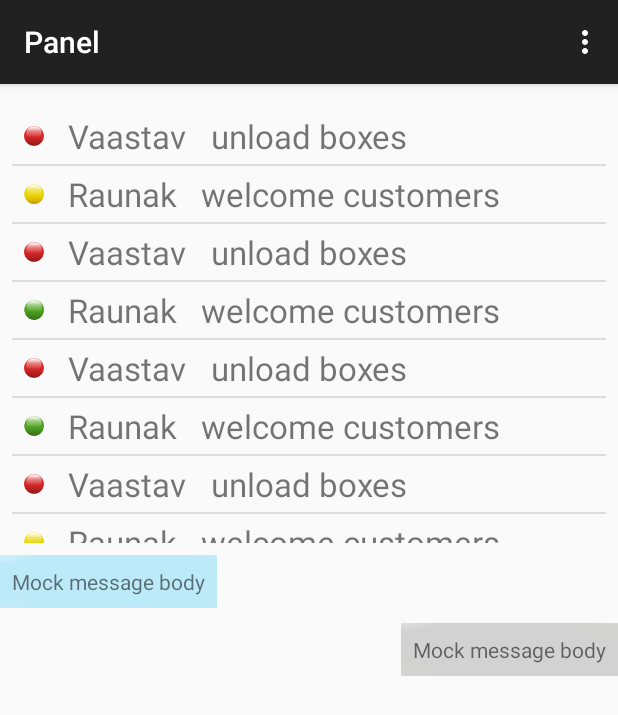
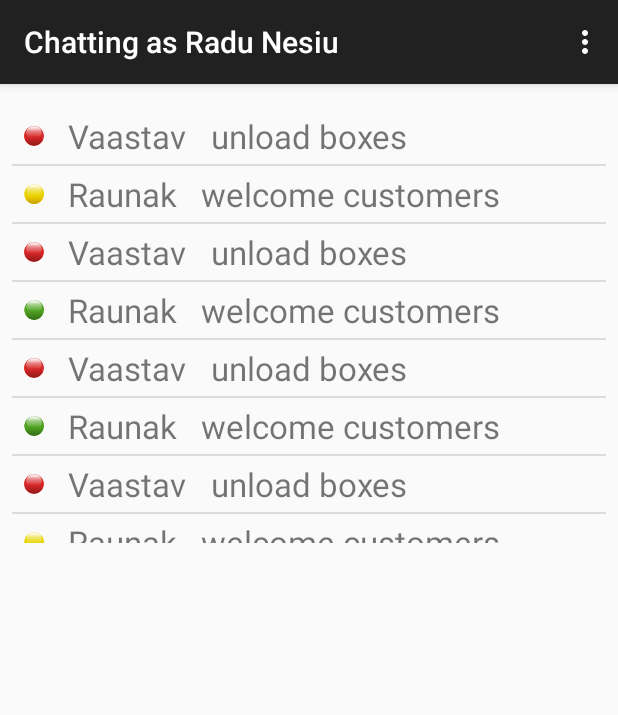
Before and after one commit to radu33/terminal_nwHacks, an Android app: the fragment Conversation placed in its activity, on a phone screen of 412 x 824 dp. Shown: the top 715 px of the screen. Run offline under Robolectric (Android 15) with nearby library versions, the light colour scheme and no system bars; libraries missing offline, so code that uses them is left out: com.firebase.client; 5 statements that could not run were skipped.

Commit message:
small changes to conversation

```diff
--- a/Curo/app/src/main/java/theterminal/curo/Fragment/Conversation.java
+++ b/Curo/app/src/main/java/theterminal/curo/Fragment/Conversation.java
@@ -12,6 +12,23 @@
 import theterminal.curo.Model.Message;
 import theterminal.curo.Model.Minion;
 import theterminal.curo.R;
+import android.app.ListActivity;
+import android.content.SharedPreferences;
+import android.database.DataSetObserver;
+import android.os.Bundle;
+import android.view.KeyEvent;
+import android.view.View;
+import android.view.inputmethod.EditorInfo;
+import android.widget.EditText;
+import android.widget.ListView;
+import android.widget.TextView;
+import android.widget.Toast;
+
+
+import com.firebase.client.DataSnapshot;
+import com.firebase.client.Firebase;
+import com.firebase.client.FirebaseError;
+import com.firebase.client.ValueEventListener;
 
 
 /**
@@ -29,7 +46,8 @@
 
     //current instance of Inbox, null when not instantiated
     private static volatile Conversation instance;
-
+    // TODO: change this to our own url
+    private static final String FIREBASE_URL = "https://android-chat.firebaseio-demo.com";
     private static Minion mMinion;
 
     //List of messages to Display
@@ -37,6 +55,11 @@
 
     //ListView where messages are displayed
     private ListView mListView;
+
+    private String mUsername;
+    private Firebase mFirebaseRef;
+    private ValueEventListener mConnectedListener;
+    private ConversationAdapter mChatListAdapter;
 
     /**
      * Singleton pattern instantiation
@@ -63,6 +86,36 @@
     public View onCreateView(LayoutInflater inflater, ViewGroup container,
                              Bundle savedInstanceState) {
         // Inflate the layout for this fragment
+
+        // Make sure we have a mUsername
+        setupUsername();
+
+
+        getActivity().setTitle("Chatting as " + mUsername);
+
+        // Setup our Firebase mFirebaseRef
+        mFirebaseRef = new Firebase(FIREBASE_URL).child("chat");
+
+        // Setup our input methods. Enter key on the keyboard or pushing the send button
+        EditText inputText = (EditText) findViewById(R.id.messageInput);
+        inputText.setOnEditorActionListener(new TextView.OnEditorActionListener() {
+            @Override
+            public boolean onEditorAction(TextView textView, int actionId, KeyEvent keyEvent) {
+                if (actionId == EditorInfo.IME_NULL && keyEvent.getAction() == KeyEvent.ACTION_DOWN) {
+                    sendMessage();
+                }
+                return true;
+            }
+        });
+
+        findViewById(R.id.sendButton).setOnClickListener(new View.OnClickListener() {
+            @Override
+            public void onClick(View view) {
+                sendMessage();
+            }
+        });
+
+
         return inflater.inflate(R.layout.fragment_conversation, container, false);
     }
 
@@ -83,23 +136,54 @@
         mListView.setAdapter(adapter);
 
     }
+    @Override
+    public void onStop() {
+        super.onStop();
+        mFirebaseRef.getRoot().child(".info/connected").removeEventListener(mConnectedListener);
+        mChatListAdapter.cleanup();
+    }
 
     static ArrayList<Message> getMessages()
     {
 // this should call the firebase database and get the data from there
-        ArrayList messages = new ArrayList<Message>();
-        Message m= new Message();
-        Message m1= new Message();
-        m1.setSender("Vaastav Anand");
-        m1.setReceiver("Radu Nesiu");
-        messages.add(m);
-        messages.add(m1);
+
+        ArrayList messagesRaduAvo = new ArrayList<Message>();
+        ArrayList messagesAvoRadu = new ArrayList<Message>();
+
+        // query the list of messages from Radu to Avo
 
 
-        return messages;
+        // query the list of messages from Avo to Radu
+
+
+        messagesAvoRadu.addAll(messagesRaduAvo);
+        return messagesAvoRadu;
+        //messagesRaduAvo.addAll(messagesAvoRadu);
+        //return messagesRaduAvo;
+    }
+
+    private void setupUsername() {
+        // get this from Firebase by querying the email
+
+        mUsername = "Radu Nesiu";
+        //mUsername = "Avetis Muradyan"; // for th second instance
+
+        if (mUsername == null || mUsername.isEmpty()) {
+            mUsername = "DefaultUser";
+        }
     }
 
 
-
+    private void sendMessage() {
+        EditText inputText = (EditText) findViewById(R.id.messageInput);
+        String input = inputText.getText().toString();
+        if (!input.equals("")) {
+            // Create our 'model', a Chat object
+            Chat chat = new Chat(input, mUsername);
+            // Create a new, auto-generated child of that chat location, and save our chat data there
+            mFirebaseRef.push().setValue(chat);
+            inputText.setText("");
+        }
+    }
 
 }
```
Also changed, not shown: Curo/app/src/main/java/theterminal/curo/Activity/LoginActivity.java (+7 -2 lines).
